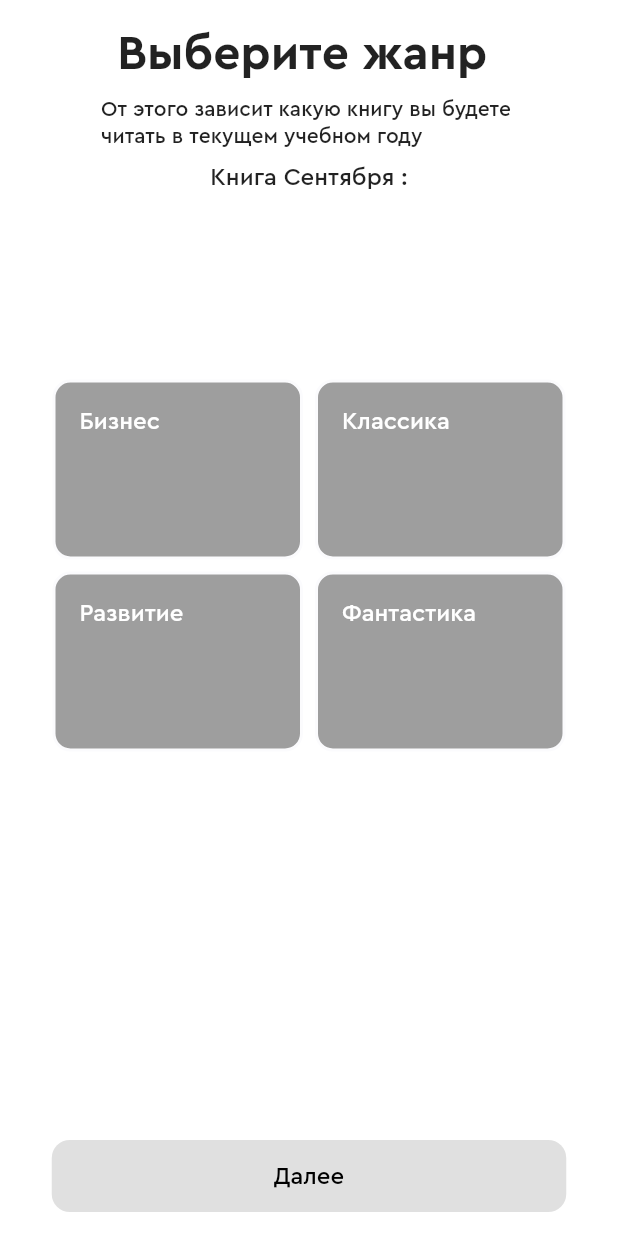
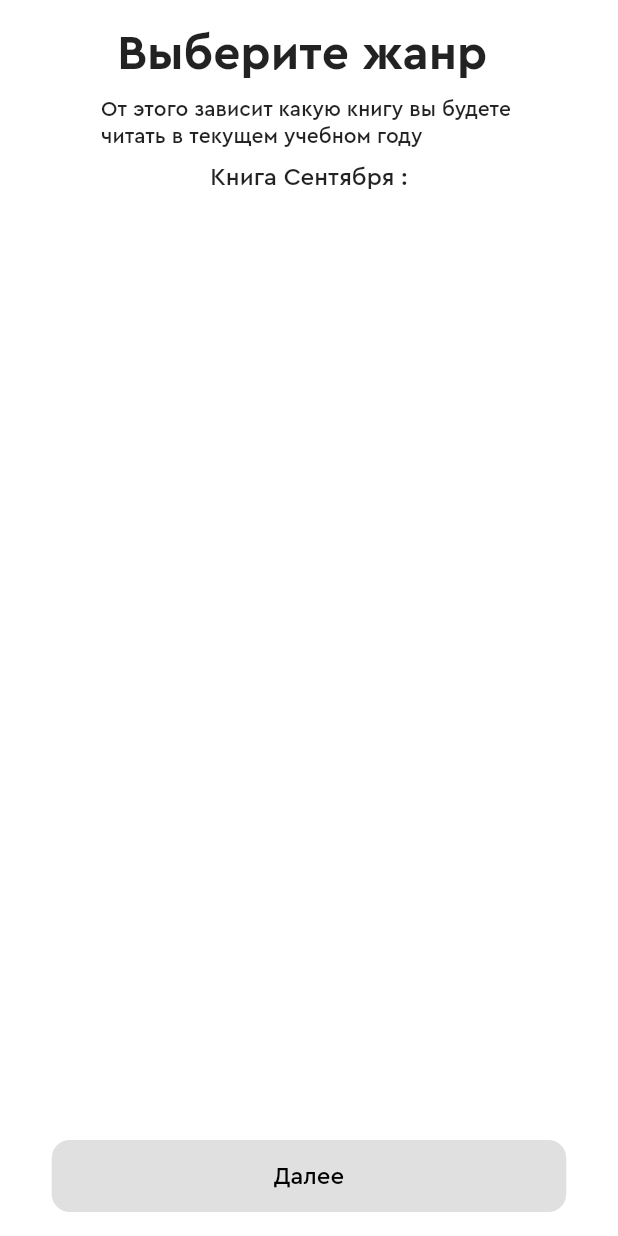
Before and after one commit to Temirlan-qa/mugalim2.0, a Flutter app: the ChoosenPage screen opened directly, after a tap on "На главную", on a phone screen of 412 x 824 dp. Run offline on Flutter 3.47's test engine with Material 2 defaults, Android fonts, the phone set to English and light mode, and no system bars; our stand-ins replace flutter_svg.

Commit message:
Azamat_commit

```diff
--- a/lib/main.dart
+++ b/lib/main.dart
@@ -12,7 +12,7 @@ class MyApp extends StatelessWidget {
 
   @override
   Widget build(BuildContext context) {
-    List list = ['Сентября', 'Октября', 'Ноября','Декабря'];
+    List list = ['Бизнес', 'Классика', 'Развитие','Фантастика'];
     return MaterialApp(
       debugShowCheckedModeBanner: false,
       title: 'Flutter Demo',
--- a/lib/presentation/main/select_jenre.dart
+++ b/lib/presentation/main/select_jenre.dart
@@ -18,6 +18,7 @@ class JenreScreen extends StatefulWidget {
 class _JenreScreenState extends State<JenreScreen> {
 
   List list = ['Сентября', 'Октября', 'Ноября','Декабря'];
+  List select_list = ['Бизнес', 'Классика', 'Развитие','Фантастика'];
   List array = [];
   @override
   Widget build(BuildContext context) {
@@ -61,7 +62,7 @@ class _JenreScreenState extends State<JenreScreen> {
                   mainAxisAlignment: MainAxisAlignment.center,
                   children: [
                     Visibility(
-                      visible: widget.list.contains('Сентября') ? true : false,
+                      visible: widget.list.contains('Бизнес') ? true : false,
                       child: InkWell(
                         onTap: (){
                           setState(() {
@@ -108,7 +109,7 @@ class _JenreScreenState extends State<JenreScreen> {
                     ),
                     SizedBox(width: 8,),
                     Visibility(
-                      visible: widget.list.contains('Октября') ? true : false,
+                      visible: widget.list.contains('Классика') ? true : false,
                       child: InkWell(
                         onTap: (){
                           setState(() {
@@ -161,7 +162,7 @@ class _JenreScreenState extends State<JenreScreen> {
                   mainAxisAlignment: MainAxisAlignment.center,
                   children: [
                     Visibility(
-                      visible: widget.list.contains('Ноября') ? true : false,
+                      visible: widget.list.contains('Развитие') ? true : false,
                       child: InkWell(
                         onTap: (){
                           setState(() {
@@ -209,7 +210,7 @@ class _JenreScreenState extends State<JenreScreen> {
 
                     SizedBox(width: 8,),
                     Visibility(
-                      visible: widget.list.contains('Декабря') ? true : false,
+                      visible: widget.list.contains('Фантастика') ? true : false,
                       child: InkWell(
                         onTap: (){
                           setState(() {
@@ -284,7 +285,7 @@ class _JenreScreenState extends State<JenreScreen> {
                             ? 1
                             : array.contains(2) ? 2 : 3;
                         // int size = widget.list.length;
-                        String select_index = list[index];
+                        String select_index = select_list[index];
                         print(select_index);
                         Navigator.push(
                           context,
```
